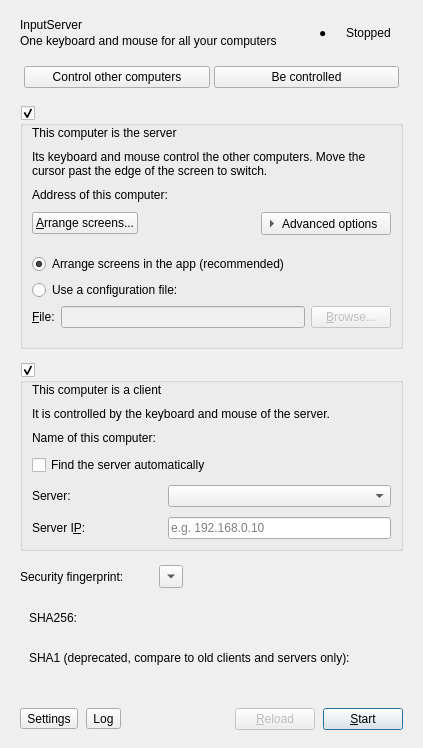
This is src/gui/src/MainWindow.ui in pedro-lucaas/inputServer as Qt 5 draws it before an edit. The edited form follows.
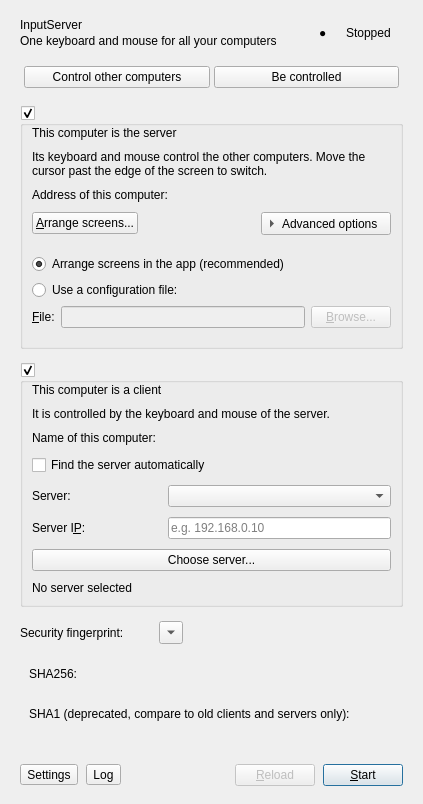
This is the edited form.

Commit message: feat: select discovered servers and enroll approved clients automatically

What changed in the file:
```diff
--- a/src/gui/src/MainWindow.ui
+++ b/src/gui/src/MainWindow.ui
@@ -443,6 +443,17 @@
            </property>
           </widget>
          </item>
+         <item row="4" column="0" colspan="2">
+          <widget class="QPushButton" name="buttonChooseServer">
+           <property name="text"><string>Choose server...</string></property>
+          </widget>
+         </item>
+         <item row="5" column="0" colspan="2">
+          <widget class="QLabel" name="labelSelectedServer">
+           <property name="text"><string>No server selected</string></property>
+           <property name="wordWrap"><bool>true</bool></property>
+          </widget>
+         </item>
          <item row="3" column="0">
           <widget class="QLabel" name="m_pLabelServerName">
            <property name="text">
```
The commit also changes 20 other files.
